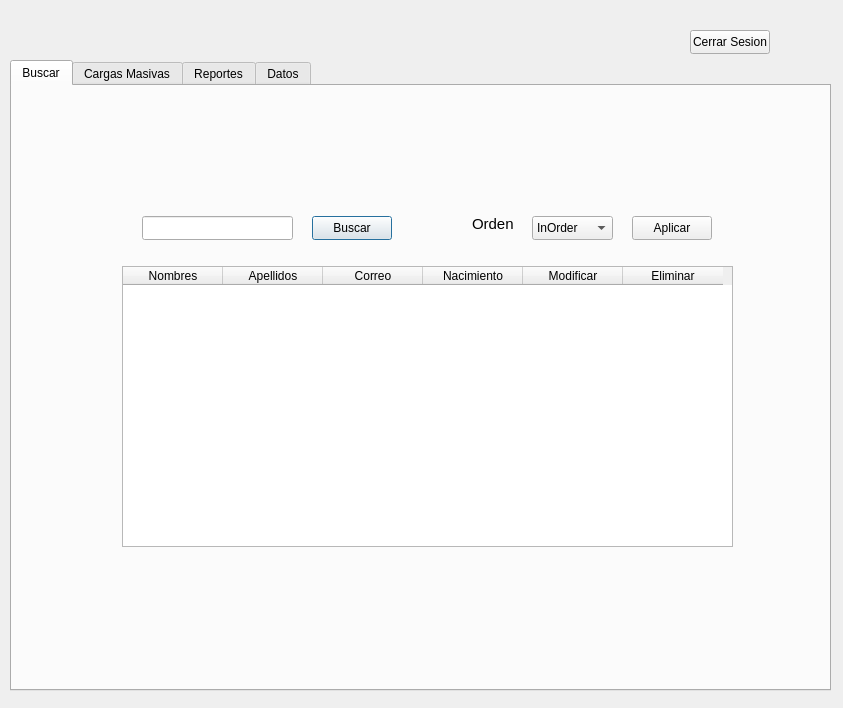
The window that Fase 3/proyecto2/admin.ui (elsaminee/-EDD-Proyecto_202200198) describes before a commit, drawn with Qt 5.
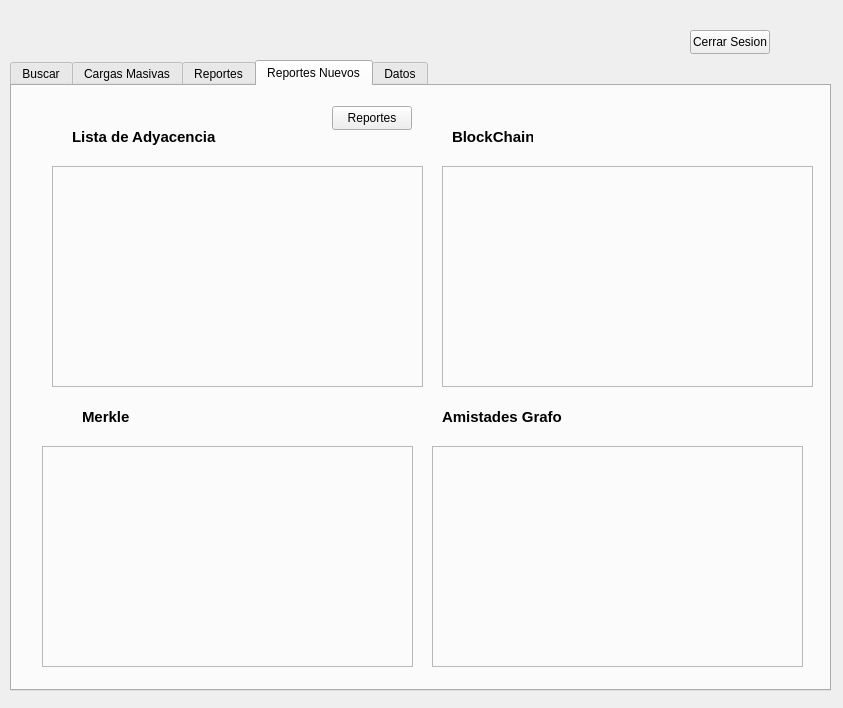
The same window after the commit.

Commit message: Falta Merkle

```diff
--- a/Fase 3/proyecto2/admin.ui
+++ b/Fase 3/proyecto2/admin.ui
@@ -26,7 +26,7 @@
     <string notr="true"/>
    </property>
    <property name="currentIndex">
-    <number>0</number>
+    <number>3</number>
    </property>
    <widget class="QWidget" name="buscar">
     <attribute name="title">
@@ -424,6 +424,256 @@
      </property>
     </widget>
    </widget>
+   <widget class="QWidget" name="reportesNuevos">
+    <attribute name="title">
+     <string>Reportes Nuevos</string>
+    </attribute>
+    <widget class="QLabel" name="label_28">
+     <property name="geometry">
+      <rect>
+       <x>60</x>
+       <y>30</y>
+       <width>151</width>
+       <height>41</height>
+      </rect>
+     </property>
+     <property name="font">
+      <font>
+       <pointsize>11</pointsize>
+       <bold>true</bold>
+      </font>
+     </property>
+     <property name="text">
+      <string>Lista de Adyacencia</string>
+     </property>
+    </widget>
+    <widget class="QLabel" name="label_29">
+     <property name="geometry">
+      <rect>
+       <x>440</x>
+       <y>30</y>
+       <width>81</width>
+       <height>41</height>
+      </rect>
+     </property>
+     <property name="font">
+      <font>
+       <pointsize>11</pointsize>
+       <bold>true</bold>
+      </font>
+     </property>
+     <property name="text">
+      <string>BlockChain</string>
+     </property>
+    </widget>
+    <widget class="QLabel" name="label_30">
+     <property name="geometry">
+      <rect>
+       <x>70</x>
+       <y>310</y>
+       <width>51</width>
+       <height>41</height>
+      </rect>
+     </property>
+     <property name="font">
+      <font>
+       <pointsize>11</pointsize>
+       <bold>true</bold>
+      </font>
+     </property>
+     <property name="text">
+      <string>Merkle</string>
+     </property>
+    </widget>
+    <widget class="QFrame" name="frameScroll_4">
+     <property name="geometry">
+      <rect>
+       <x>40</x>
+       <y>80</y>
+       <width>371</width>
+       <height>221</height>
+      </rect>
+     </property>
+     <property name="frameShape">
+      <enum>QFrame::Shape::StyledPanel</enum>
+     </property>
+     <property name="frameShadow">
+      <enum>QFrame::Shadow::Raised</enum>
+     </property>
+     <widget class="QWidget" name="widgetPubli_4" native="true">
+      <property name="geometry">
+       <rect>
+        <x>10</x>
+        <y>0</y>
+        <width>361</width>
+        <height>221</height>
+       </rect>
+      </property>
+      <widget class="QLabel" name="imgLabel_4">
+       <property name="geometry">
+        <rect>
+         <x>0</x>
+         <y>10</y>
+         <width>351</width>
+         <height>201</height>
+        </rect>
+       </property>
+       <property name="text">
+        <string/>
+       </property>
+      </widget>
+     </widget>
+    </widget>
+    <widget class="QPushButton" name="nuevoReporteBtn">
+     <property name="geometry">
+      <rect>
+       <x>320</x>
+       <y>20</y>
+       <width>80</width>
+       <height>24</height>
+      </rect>
+     </property>
+     <property name="text">
+      <string>Reportes</string>
+     </property>
+    </widget>
+    <widget class="QFrame" name="frameScroll_5">
+     <property name="geometry">
+      <rect>
+       <x>420</x>
+       <y>360</y>
+       <width>371</width>
+       <height>221</height>
+      </rect>
+     </property>
+     <property name="frameShape">
+      <enum>QFrame::Shape::StyledPanel</enum>
+     </property>
+     <property name="frameShadow">
+      <enum>QFrame::Shadow::Raised</enum>
+     </property>
+     <widget class="QWidget" name="widgetPubli_5" native="true">
+      <property name="geometry">
+       <rect>
+        <x>10</x>
+        <y>0</y>
+        <width>361</width>
+        <height>221</height>
+       </rect>
+      </property>
+      <widget class="QLabel" name="imgLabel_6">
+       <property name="geometry">
+        <rect>
+         <x>0</x>
+         <y>10</y>
+         <width>351</width>
+         <height>201</height>
+        </rect>
+       </property>
+       <property name="text">
+        <string/>
+       </property>
+      </widget>
+     </widget>
+    </widget>
+    <widget class="QFrame" name="frameScroll_6">
+     <property name="geometry">
+      <rect>
+       <x>30</x>
+       <y>360</y>
+       <width>371</width>
+       <height>221</height>
+      </rect>
+     </property>
+     <property name="frameShape">
+      <enum>QFrame::Shape::StyledPanel</enum>
+     </property>
+     <property name="frameShadow">
+      <enum>QFrame::Shadow::Raised</enum>
+     </property>
+     <widget class="QWidget" name="widgetPubli_6" native="true">
+      <property name="geometry">
+       <rect>
+        <x>10</x>
+        <y>0</y>
+        <width>361</width>
+        <height>221</height>
+       </rect>
+      </property>
+      <widget class="QLabel" name="imgLabel_7">
+       <property name="geometry">
+        <rect>
+         <x>0</x>
+         <y>10</y>
+         <width>351</width>
+         <height>201</height>
+        </rect>
+       </property>
+       <property name="text">
+        <string/>
+       </property>
+      </widget>
+     </widget>
+    </widget>
+    <widget class="QFrame" name="frameScroll_7">
+     <property name="geometry">
+      <rect>
+       <x>430</x>
+       <y>80</y>
+       <width>371</width>
+       <height>221</height>
+      </rect>
+     </property>
+     <property name="frameShape">
+      <enum>QFrame::Shape::StyledPanel</enum>
+     </property>
+     <property name="frameShadow">
+      <enum>QFrame::Shadow::Raised</enum>
+     </property>
+     <widget class="QWidget" name="widgetPubli_7" native="true">
+      <property name="geometry">
+       <rect>
+        <x>10</x>
+        <y>0</y>
+        <width>361</width>
+        <height>221</height>
+       </rect>
+      </property>
+      <widget class="QLabel" name="imgLabel_8">
+       <property name="geometry">
+        <rect>
+         <x>0</x>
+         <y>10</y>
+         <width>351</width>
+         <height>201</height>
+        </rect>
+       </property>
+       <property name="text">
+        <string/>
+       </property>
+      </widget>
+     </widget>
+    </widget>
+    <widget class="QLabel" name="label_31">
+     <property name="geometry">
+      <rect>
+       <x>430</x>
+       <y>310</y>
+       <width>151</width>
+       <height>41</height>
+      </rect>
+     </property>
+     <property name="font">
+      <font>
+       <pointsize>11</pointsize>
+       <bold>true</bold>
+      </font>
+     </property>
+     <property name="text">
+      <string>Amistades Grafo</string>
+     </property>
+    </widget>
+   </widget>
    <widget class="QWidget" name="datos">
     <attribute name="title">
      <string>Datos</string>
```
The commit also changes 72 other files.
